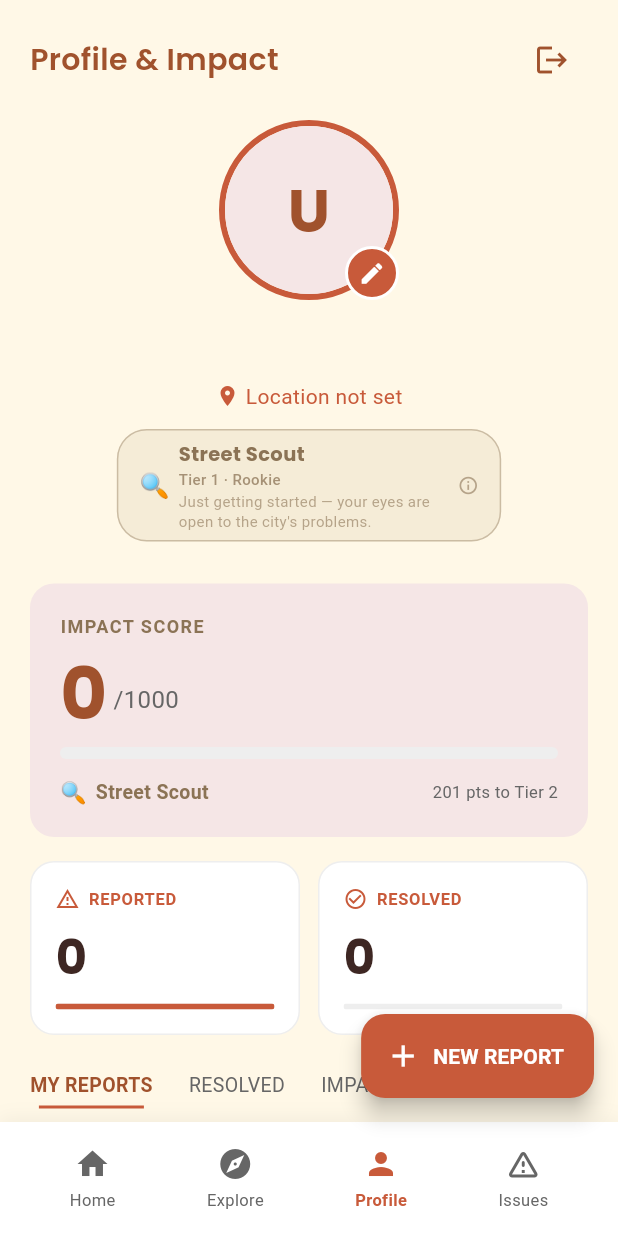
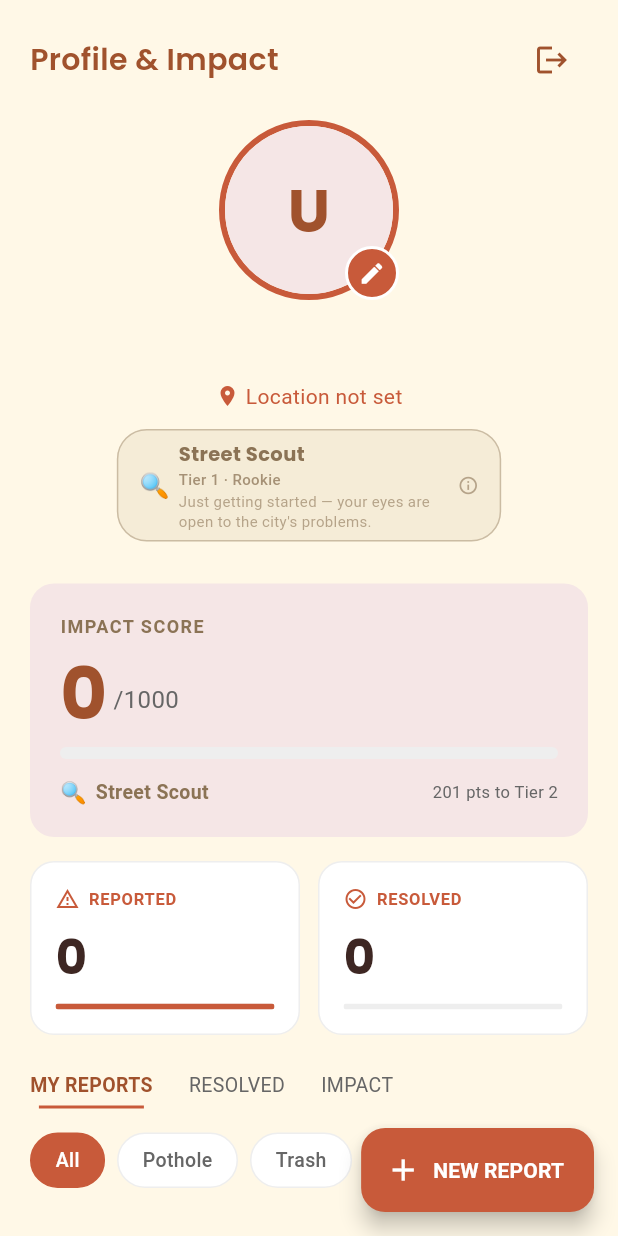
Before and after one commit to MQ-06/STREETLIGHT-PK, a Flutter app: the ProfileScreen screen opened directly, on a phone screen of 412 x 824 dp. Run offline on Flutter 3.47's test engine with Material 3 defaults, Android fonts, the phone set to English and light mode, and no system bars; our stand-ins replace cached_network_image, flutter_map, geocoding, geolocator, google_fonts, image_picker and 3 more; accounts and stored records are empty; network calls fail.

Commit message:
feat(nav): add persistent tab shell with IndexedStack for home, explore and profile

```diff
--- a/frontend/lib/main.dart
+++ b/frontend/lib/main.dart
@@ -4,9 +4,7 @@ import 'screens/splash_screen.dart';
 import 'screens/landing_screen.dart';
 import 'screens/login_screen.dart';
 import 'screens/registration_screen.dart';
-import 'screens/home_screen.dart';
-import 'screens/explore_screen.dart';
-import 'screens/profile_screen.dart';
+import 'screens/main_shell.dart';
 import 'screens/report_issue_screen.dart';
 import 'screens/verification_screen.dart';
 import 'screens/forget-password.dart';    // ✅ fixed: was forget-passsword.dart (3 s's + hyphen)
@@ -58,9 +56,7 @@ class StreetlightApp extends StatelessWidget {
         '/landing': (context) => const LandingScreen(),
         '/login_form': (context) => const LoginScreen(),
         '/register_form': (context) => const RegistrationScreen(),
-        '/home': (context) => const HomeScreen(),
-        '/explore': (context) => const ExploreScreen(),
-        '/profile': (context) => const ProfileScreen(),
+        '/home': (context) => const MainShell(),
         '/report_issue': (context) => const ReportIssueScreen(),
         '/forget-password': (context) => const ForgotPasswordScreen(),   // ✅ NEW
         '/reset-password': (context) => const ResetPasswordScreen(),     // ✅ NEW
--- a/frontend/lib/screens/home_screen.dart
+++ b/frontend/lib/screens/home_screen.dart
@@ -382,7 +382,6 @@ class _HomeScreenState extends State<HomeScreen> {
           ],
         ),
       ),
-      bottomNavigationBar: _buildBottomNavBar(),
       floatingActionButton: FloatingActionButton(
         onPressed: () async {
           final result = await Navigator.push(
--- a/frontend/lib/screens/profile_screen.dart
+++ b/frontend/lib/screens/profile_screen.dart
@@ -367,7 +367,6 @@ class _ProfileScreenState extends State<ProfileScreen> {
         ),
       ),
       floatingActionButton: _buildFAB(),
-      bottomNavigationBar: _buildBottomNavBar(),
     );
   }
 
@@ -1681,81 +1680,5 @@ class _ProfileScreenState extends State<ProfileScreen> {
     );
   }
 
-  Widget _buildBottomNavBar() {
-    return Container(
-      decoration: BoxDecoration(
-        color: Colors.white,
-        boxShadow: [
-          BoxShadow(
-            color: Colors.black.withOpacity(0.05),
-            blurRadius: 10,
-            offset: const Offset(0, -2),
-          ),
-        ],
-      ),
-      child: SafeArea(
-        child: Padding(
-          padding: const EdgeInsets.symmetric(horizontal: 16, vertical: 8),
-          child: Row(
-            mainAxisAlignment: MainAxisAlignment.spaceAround,
-            children: [
-              _buildNavItem(0, Icons.home, 'Home'),
-              _buildNavItem(1, Icons.explore, 'Explore'),
-              _buildNavItem(2, Icons.person, 'Profile'),
-              _buildNavItem(3, Icons.warning_amber_rounded, 'Issues'),
-            ],
-          ),
-        ),
-      ),
-    );
-  }
-
-  Widget _buildNavItem(int index, IconData icon, String label) {
-    bool isActive = _currentNavIndex == index;
-    return InkWell(
-      onTap: () {
-        if (index == 0) {
-          // Navigate to Home
-          Navigator.pushReplacementNamed(context, '/home');
-        } else if (index == 1) {
-          // Navigate to Explore
-          Navigator.pushReplacementNamed(context, '/explore');
-        } else if (index == 3) {
-          Navigator.push(
-            context,
-            MaterialPageRoute(builder: (context) => const ReportIssueScreen()),
-          ).then((_) => _refreshProfileData());
-        } else {
-          setState(() => _currentNavIndex = index);
-        }
-      },
-      borderRadius: BorderRadius.circular(12),
-      child: Padding(
-        padding: const EdgeInsets.symmetric(horizontal: 16, vertical: 8),
-        child: Column(
-          mainAxisSize: MainAxisSize.min,
-          children: [
-            Icon(
-              icon,
-              size: 24,
-              color: isActive
-                  ? ProfileColors.accentOrange
-                  : ProfileColors.textSecondary,
-            ),
-            const SizedBox(height: 4),
-            Text(
-              label,
-              style: GoogleFonts.roboto(
-                fontSize: 11,
-                color: isActive
-                    ? ProfileColors.accentOrange
-                    : ProfileColors.textSecondary,
-                fontWeight: isActive ? FontWeight.w600 : FontWeight.normal,
-              ),
-            ),
-          ],
-        ),
-      ),
-    );
-  }
+  // Bottom navigation is now provided by MainShell (IndexedStack).
 }
--- a/frontend/lib/screens/report_issue_screen.dart
+++ b/frontend/lib/screens/report_issue_screen.dart
@@ -408,7 +408,6 @@ class _ReportIssueScreenState extends State<ReportIssueScreen> {
           ],
         ),
       ),
-      bottomNavigationBar: _buildBottomNavBar(),
     );
   }
 
```
Also changed, not shown: frontend/lib/screens/explore_screen.dart (+1 -61 lines), frontend/lib/screens/main_shell.dart (added, +105 -0 lines).
